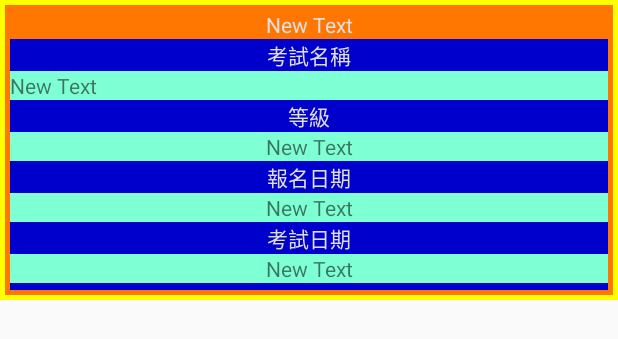
After one commit to jiuju0317/GovJob, an Android app: the layout listforofficer.xml on its own in the app's theme, with its tools: preview values and no code run, on a phone screen of 412 x 824 dp. The commit adds this screen. Shown: the top 339 px of the screen. Run offline under Robolectric (Android 15) with nearby library versions, the phone set to English and light mode, and no system bars.

Commit message:
1.增加公職考試日期資料 rptExamInfo.xls 到 assets 2.增加 activity : OfficerExam . java 3.增加 class : GovernmentOfficer.java 4.增加 class : OfficerAdapter.java 5.增加 layout : listforofficer.xml 6.修改 layout : joblist.xml 高度改成 android:layout_height="match_parent" 7.修改 layout : queryjob.xml 增加按鈕 officer 8.修改 activity: Queryjob.java 增加按鈕officer 的 go exam 方法

```diff
--- a/app/src/main/AndroidManifest.xml
+++ b/app/src/main/AndroidManifest.xml
@@ -73,7 +73,10 @@
             android:label="@string/app_name" >
         </activity>
 
-
+        <activity
+            android:name=".OfficerExam"
+            android:label="104公職考試日期" >
+        </activity>
 
 
     </application>
--- a/app/src/main/res/layout/joblist.xml
+++ b/app/src/main/res/layout/joblist.xml
@@ -5,7 +5,7 @@
 
     <ListView
         android:layout_width="match_parent"
-        android:layout_height="468dp"
+        android:layout_height="match_parent"
         android:id="@+id/listView" />
 
 </LinearLayout>
--- /dev/null
+++ b/app/src/main/res/layout/listforofficer.xml
@@ -0,0 +1,110 @@
+<?xml version="1.0" encoding="utf-8"?>
+<LinearLayout xmlns:android="http://schemas.android.com/apk/res/android"
+    android:orientation="horizontal" android:layout_width="match_parent"
+    android:layout_height="200dp"
+    android:background="#ffff00"
+    android:weightSum="3"
+    android:padding="5px">
+
+    <LinearLayout
+        android:orientation="vertical"
+        android:layout_width="match_parent"
+        android:layout_height="match_parent"
+        android:weightSum="2"
+        android:padding="5px"
+        android:background="#ff7700">
+
+        <TextView
+            android:layout_width="match_parent"
+            android:layout_height="wrap_content"
+            android:text="New Text"
+            android:id="@+id/serialNumber"
+            android:background="#ff7700"
+            android:gravity="center"
+            android:textColor="#dedede" />
+
+        <TextView
+            android:layout_width="match_parent"
+            android:layout_height="wrap_content"
+            android:text="考試名稱"
+            android:id="@+id/nameT"
+            android:background="#0000CC"
+            android:textColor="#dedede"
+            android:gravity="center" />
+
+        <TextView
+            android:layout_width="match_parent"
+            android:layout_height="wrap_content"
+            android:text="New Text"
+            android:id="@+id/name"
+            android:background="#7fffd4" />
+
+        <TextView
+            android:layout_width="match_parent"
+            android:layout_height="wrap_content"
+            android:text="等級"
+            android:id="@+id/levelT"
+            android:background="#0000CC"
+            android:textColor="#dedede"
+            android:gravity="center" />
+
+        <TextView
+            android:layout_width="match_parent"
+            android:layout_height="wrap_content"
+            android:text="New Text"
+            android:id="@+id/level"
+            android:background="#7fffd4"
+            android:gravity="center" />
+
+        <TextView
+            android:layout_width="match_parent"
+            android:layout_height="wrap_content"
+            android:text="報名日期"
+            android:id="@+id/rdayT"
+            android:background="#0000CC"
+            android:textColor="#dedede"
+            android:gravity="center" />
+
+        <TextView
+            android:layout_width="match_parent"
+            android:layout_height="wrap_content"
+            android:text="New Text"
+            android:id="@+id/rday"
+            android:background="#7fffd4"
+            android:gravity="center" />
+
+        <TextView
+            android:layout_width="match_parent"
+            android:layout_height="wrap_content"
+            android:text="考試日期"
+            android:id="@+id/tdayT"
+            android:background="#0000CC"
+            android:textColor="#dedede"
+            android:gravity="center" />
+
+        <TextView
+            android:layout_width="match_parent"
+            android:layout_height="wrap_content"
+            android:text="New Text"
+            android:id="@+id/tday"
+            android:background="#7fffd4"
+            android:gravity="center" />
+
+        <TextView
+            android:layout_width="match_parent"
+            android:layout_height="wrap_content"
+            android:text="備註"
+            android:id="@+id/noteT"
+            android:background="#0000CC"
+            android:textColor="#dedede"
+            android:gravity="center" />
+
+        <TextView
+            android:layout_width="match_parent"
+            android:layout_height="wrap_content"
+            android:text="New Text"
+            android:id="@+id/note"
+            android:background="#7fffd4" />
+
+    </LinearLayout>
+</LinearLayout>
```
Also changed, not shown: app/src/main/java/com/stone/govjob/OfficerExam.java (added, +119 -0 lines), app/src/main/java/com/stone/govjob/QueryJob.java (+31 -0 lines), app/src/main/java/com/stone/myclass/GovernmentOfficer.java (added, +95 -0 lines), app/src/main/java/com/stone/myclass/OfficerAdapter.java (added, +120 -0 lines), app/src/main/res/layout/queryjob.xml (+8 -0 lines), 1 other file.
